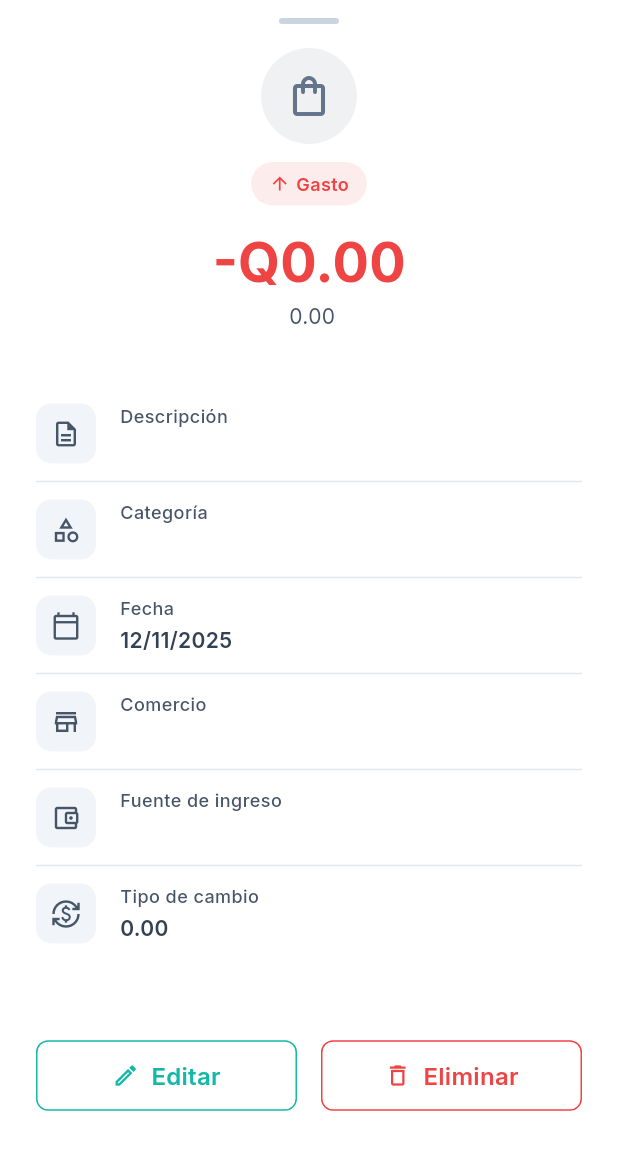
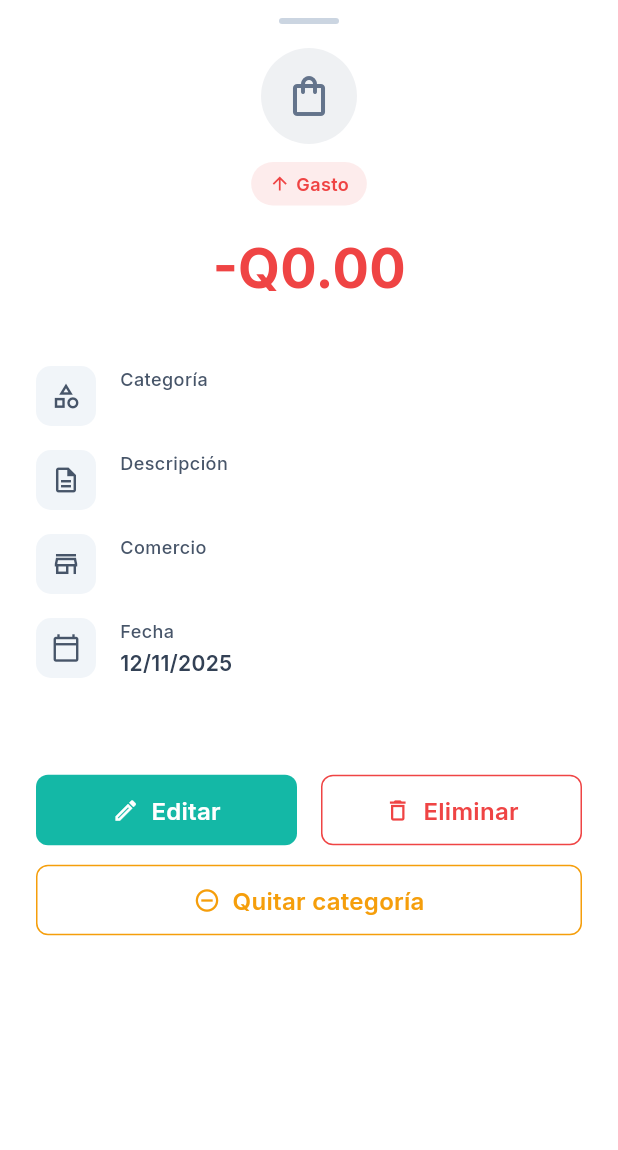
Before and after one commit to wiichog/quho_app_front, a Flutter app: the TransactionDetailBottomSheet widget shown alone on an empty page, opened directly with empty values, on a phone screen of 412 x 824 dp. Shown: the top 1150 px of the screen. Run offline on Flutter 3.47's test engine with Material 3 defaults, Android fonts, the phone set to English and light mode, and no system bars; our stand-ins replace dartz, dio, equatable, fl_chart, flutter_bloc, flutter_secure_storage and 6 more; missing offline and left inert: flutter_facebook_auth; accounts and stored records are empty; network calls fail.

Commit message:
feat: agregar botÃ³n para quitar categorÃ­a en detalle de transacciones
Cambios:
- Agregado botÃ³n 'Quitar categorÃ­a' en TransactionDetailBottomSheet
- Solo se muestra si la transacciÃ³n estÃ¡ categorizada
- Muestra diÃ¡logo de confirmaciÃ³n antes de descategorizar
- Llama al endpoint uncategorizeTransaction del datasource
- Muestra feedback al usuario (Ã©xito/error)
- Recarga la lista de transacciones despuÃ©s de descategorizar

Esto permite al usuario quitar la categorÃ­a de una transacciÃ³n desde
el desglose y volverla a categorizar en el mÃ³dulo del dashboard.

```diff
--- a/lib/features/transactions/presentation/widgets/transaction_detail_bottom_sheet.dart
+++ b/lib/features/transactions/presentation/widgets/transaction_detail_bottom_sheet.dart
@@ -1,6 +1,8 @@
 import 'package:flutter/material.dart';
+import 'package:quho_app/core/config/app_config.dart';
 import 'package:quho_app/core/utils/formatters.dart';
 import 'package:quho_app/core/utils/helpers.dart';
+import 'package:quho_app/features/dashboard/data/datasources/dashboard_remote_datasource.dart';
 import 'package:quho_app/features/dashboard/domain/entities/transaction.dart';
 import 'package:quho_app/features/transactions/presentation/widgets/edit_transaction_bottom_sheet.dart';
 import 'package:quho_app/shared/design_system/design_system.dart';
@@ -8,11 +10,91 @@ import 'package:quho_app/shared/design_system/design_system.dart';
 /// Bottom sheet con el detalle completo de una transacción
 class TransactionDetailBottomSheet extends StatelessWidget {
   final Transaction transaction;
+  final VoidCallback? onUpdated; // Callback para recargar después de actualizar
 
   const TransactionDetailBottomSheet({
     super.key,
     required this.transaction,
+    this.onUpdated,
   });
+
+  Future<void> _uncategorizeTransaction(BuildContext context) async {
+    final navigator = Navigator.of(context);
+    final scaffoldMessenger = ScaffoldMessenger.of(context);
+
+    // Mostrar diálogo de confirmación
+    final confirm = await showDialog<bool>(
+      context: context,
+      builder: (context) => AlertDialog(
+        title: const Text('Quitar categoría'),
+        content: const Text(
+          '¿Deseas quitar la categoría de esta transacción? '
+          'Volverá al módulo de recategorización en el inicio.',
+        ),
+        actions: [
+          TextButton(
+            onPressed: () => Navigator.of(context).pop(false),
+            child: const Text('Cancelar'),
+          ),
+          ElevatedButton(
+            onPressed: () => Navigator.of(context).pop(true),
+            style: ElevatedButton.styleFrom(
+              backgroundColor: AppColors.teal,
+            ),
+            child: const Text('Quitar categoría'),
+          ),
+        ],
+      ),
+    );
+
+    if (confirm != true) return;
+
+    try {
+      // Mostrar loading
+      showDialog(
+        context: context,
+        barrierDismissible: false,
+        builder: (context) => const Center(
+          child: CircularProgressIndicator(),
+        ),
+      );
+
+      final datasource = getIt<DashboardRemoteDataSource>();
+      await datasource.uncategorizeTransaction(
+        transactionId: transaction.id,
+      );
+
+      // Cerrar loading
+      navigator.pop();
+
+      // Cerrar el bottom sheet
+      navigator.pop();
+
+      // Mostrar mensaje de éxito
+      scaffoldMessenger.showSnackBar(
+        const SnackBar(
+          content: Text('Categoría eliminada. La transacción volverá al módulo de recategorización.'),
+          backgroundColor: AppColors.green,
+        ),
+      );
+
+      // Llamar callback para recargar
+      onUpdated?.call();
+    } catch (e) {
+      // Cerrar loading si está abierto
+      if (navigator.canPop()) {
+        navigator.pop();
+      }
+
+      // Mostrar error
+      scaffoldMessenger.showSnackBar(
+        SnackBar(
+          content: Text('Error al quitar categoría: ${e.toString()}'),
+          backgroundColor: AppColors.red,
+        ),
+      );
+    }
+  }
 
   @override
   Widget build(BuildContext context) {
@@ -20,6 +102,7 @@ class TransactionDetailBottomSheet extends StatelessWidget {
     final categoryIcon = Helpers.getCategoryIcon(transaction.category);
     final amountColor = transaction.isIncome ? AppColors.green : AppColors.red;
     final amountPrefix = transaction.isIncome ? '+' : '-';
+    final isCategorized = transaction.category != 'Sin categoría';
 
     return Container(
       decoration: const BoxDecoration(
@@ -98,27 +181,12 @@ class TransactionDetailBottomSheet extends StatelessWidget {
               '$amountPrefix${Formatters.currency(transaction.amount)}',
               style: TextStyle(
                 fontSize: 36,
-                fontWeight: FontWeight.w700,
+                fontWeight: FontWeight.bold,
                 color: amountColor,
-                height: 1.2,
               ),
             ),
 
-            // Moneda original si aplica
-            if (transaction.originalCurrency != null &&
-                transaction.originalCurrency != 'GTQ' &&
-                transaction.originalAmount != null) ...[
-              const SizedBox(height: 4),
-              Text(
-                Formatters.currencyWithCode(
-                  transaction.originalCurrency!,
-                  transaction.originalAmount!,
-                ),
-                style: AppTextStyles.bodyMedium(color: AppColors.gray600),
-              ),
-            ],
-
-            AppSpacing.verticalLg,
+            AppSpacing.verticalMd,
 
             // Detalles
             Padding(
@@ -126,47 +194,31 @@ class TransactionDetailBottomSheet extends StatelessWidget {
               child: Column(
                 children: [
                   _DetailRow(
-                    icon: Icons.description_outlined,
-                    label: 'Descripción',
-                    value: transaction.description,
-                  ),
-                  const Divider(height: 24),
-                  _DetailRow(
                     icon: Icons.category_outlined,
                     label: 'Categoría',
                     value: transaction.category,
                     valueColor: categoryColor,
                   ),
-                  const Divider(height: 24),
+                  AppSpacing.verticalMd,
                   _DetailRow(
-                    icon: Icons.calendar_today_outlined,
-                    label: 'Fecha',
-                    value: Formatters.date(transaction.date),
+                    icon: Icons.description_outlined,
+                    label: 'Descripción',
+                    value: transaction.description,
                   ),
                   if (transaction.merchantDisplayName != null) ...[
-                    const Divider(height: 24),
+                    AppSpacing.verticalMd,
                     _DetailRow(
                       icon: Icons.store_outlined,
                       label: 'Comercio',
                       value: transaction.merchantDisplayName!,
                     ),
                   ],
-                  if (transaction.incomeSourceName != null) ...[
-                    const Divider(height: 24),
+                  AppSpacing.verticalMd,
                   _DetailRow(
-                      icon: Icons.account_balance_wallet_outlined,
-                      label: 'Fuente de ingreso',
-                      value: transaction.incomeSourceName!,
+                    icon: Icons.calendar_today_outlined,
+                    label: 'Fecha',
+                    value: Formatters.date(transaction.date),
                   ),
-                  ],
-                  if (transaction.exchangeRate != null) ...[
-                    const Divider(height: 24),
-                    _DetailRow(
-                      icon: Icons.currency_exchange_outlined,
-                      label: 'Tipo de cambio',
-                      value: Formatters.decimal(transaction.exchangeRate!),
-                    ),
-                  ],
                 ],
               ),
             ),
@@ -176,13 +228,14 @@ class TransactionDetailBottomSheet extends StatelessWidget {
             // Botones de acción
             Padding(
               padding: AppSpacing.paddingLg,
-              child: Row(
+              child: Column(
+                children: [
+                  Row(
                     children: [
                       Expanded(
-                    child: OutlinedButton.icon(
+                        child: ElevatedButton.icon(
                           onPressed: () {
                             Navigator.of(context).pop();
-                        // Abrir modal de edición
                             showModalBottomSheet(
                               context: context,
                               isScrollControlled: true,
@@ -194,9 +247,9 @@ class TransactionDetailBottomSheet extends StatelessWidget {
                           },
                           icon: const Icon(Icons.edit_outlined, size: 18),
                           label: const Text('Editar'),
-                      style: OutlinedButton.styleFrom(
-                        foregroundColor: AppColors.teal,
-                        side: const BorderSide(color: AppColors.teal),
+                          style: ElevatedButton.styleFrom(
+                            backgroundColor: AppColors.teal,
+                            foregroundColor: AppColors.white,
                             padding: const EdgeInsets.symmetric(vertical: 14),
                           ),
                         ),
@@ -217,6 +270,26 @@ class TransactionDetailBottomSheet extends StatelessWidget {
                           ),
                         ),
                       ),
+                    ],
+                  ),
+
+                  // Botón de quitar categoría (solo si está categorizada)
+                  if (isCategorized) ...[
+                    AppSpacing.verticalSm,
+                    SizedBox(
+                      width: double.infinity,
+                      child: OutlinedButton.icon(
+                        onPressed: () => _uncategorizeTransaction(context),
+                        icon: const Icon(Icons.remove_circle_outline, size: 18),
+                        label: const Text('Quitar categoría'),
+                        style: OutlinedButton.styleFrom(
+                          foregroundColor: AppColors.orange,
+                          side: const BorderSide(color: AppColors.orange),
+                          padding: const EdgeInsets.symmetric(vertical: 14),
+                        ),
+                      ),
+                    ),
+                  ],
                 ],
               ),
             ),
```
Lines whose indentation alone changed are shown as unchanged.
